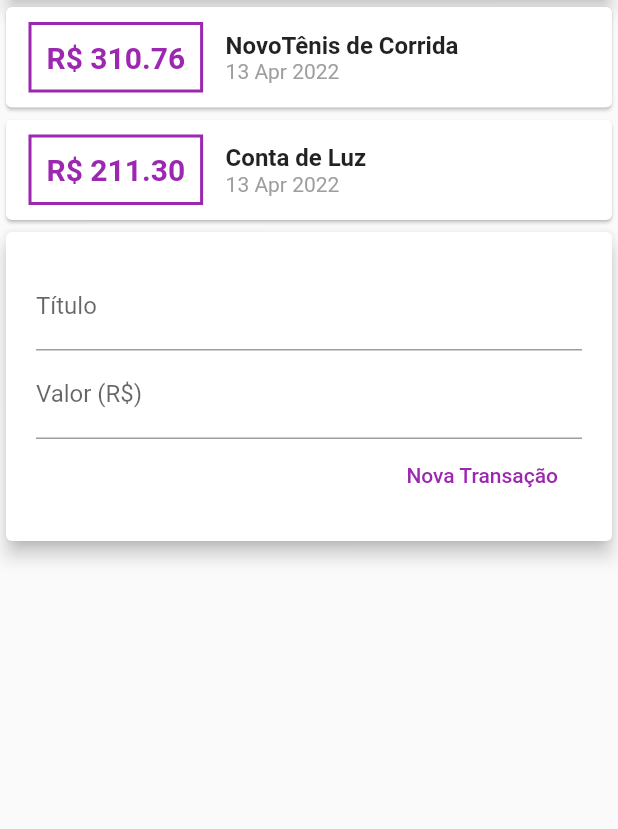
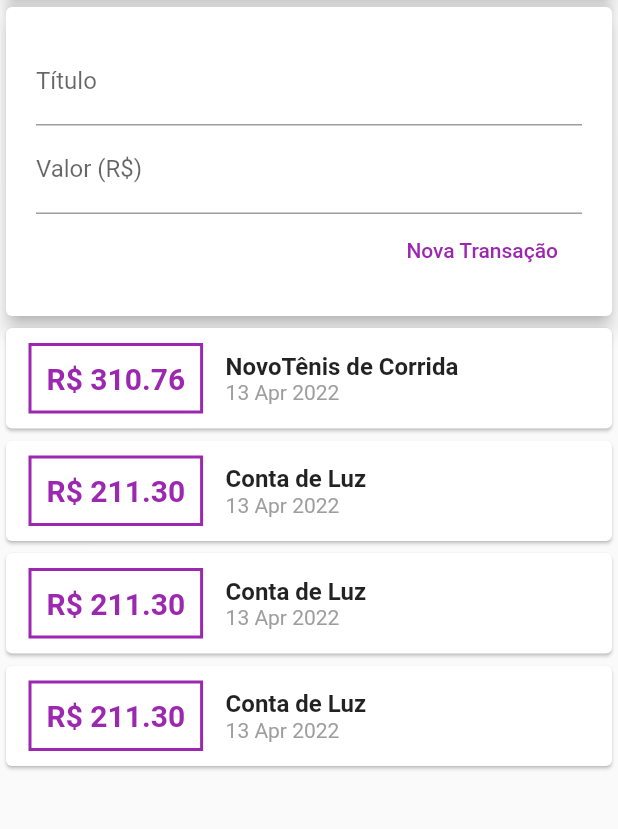
Before and after one commit to eduardobueno/curso_flutter, a Flutter app: the screen it shows after launch, on a phone screen of 412 x 824 dp, the part 119-948 px from its top. Run offline on Flutter 3.47's test engine with Material 2 defaults, Android fonts, the phone set to English and light mode, and no system bars.

```diff
--- a/expenses/lib/components/transaction_user.dart
+++ b/expenses/lib/components/transaction_user.dart
@@ -23,7 +23,31 @@ class _TransactionUserState extends State<TransactionUser> {
       title: 'Conta de Luz',
       value: 211.30,
       date: DateTime.now(),
-    )
+    ),
+    Transaction(
+      id: 't3',
+      title: 'Conta de Luz',
+      value: 211.30,
+      date: DateTime.now(),
+    ),
+    Transaction(
+      id: 't4',
+      title: 'Conta de Luz',
+      value: 211.30,
+      date: DateTime.now(),
+    ),
+    Transaction(
+      id: 't5',
+      title: 'Conta de Luz',
+      value: 211.30,
+      date: DateTime.now(),
+    ),
+    Transaction(
+      id: 't6',
+      title: 'Conta de Luz',
+      value: 300.30,
+      date: DateTime.now(),
+    ),
   ];
 
   _addTransaction(String title, double value) {
@@ -43,8 +67,8 @@ class _TransactionUserState extends State<TransactionUser> {
   Widget build(BuildContext context) {
     return Column(
       children: <Widget>[
+        TransactionForm(_addTransaction), // comunicação indireta
         TransactionList(_transactions), // comunicação direta
-        TransactionForm(_addTransaction), // comunicação indireta
       ],
     );
   }
--- a/expenses/lib/components/transactionn_list.dart
+++ b/expenses/lib/components/transactionn_list.dart
@@ -9,7 +9,10 @@ class TransactionList extends StatelessWidget {
 
   @override
   Widget build(BuildContext context) {
-    return Column(
+    return Container(
+      height: 300,
+      child: SingleChildScrollView(
+        child: Column(
           children: transactions.map((tr) {
             return Card(
               child: Row(
@@ -57,6 +60,8 @@ class TransactionList extends StatelessWidget {
               ),
             );
           }).toList(),
+        ),
+      ),
     );
   }
 }
--- a/expenses/lib/main.dart
+++ b/expenses/lib/main.dart
@@ -21,7 +21,8 @@ class MyHomePage extends StatelessWidget {
       appBar: AppBar(
         title: const Text('Despesas Pessoais'),
       ),
-      body: Column(
+      body: SingleChildScrollView(
+        child: Column(
           crossAxisAlignment: CrossAxisAlignment.stretch,
           children: <Widget>[
             const SizedBox(
@@ -35,6 +36,7 @@ class MyHomePage extends StatelessWidget {
             TransactionUser(),
           ],
         ),
+      ),
     );
   }
 }
```
Lines whose indentation alone changed are shown as unchanged.
